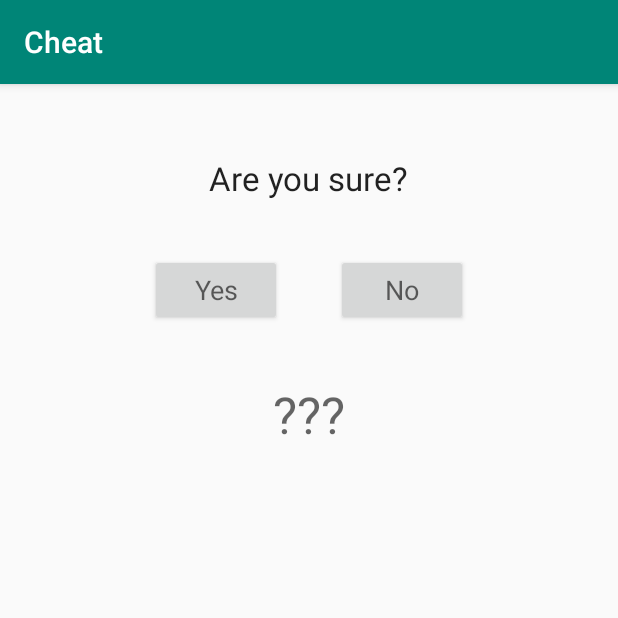
After one commit to palmer0/BasicQuiz-Lab1, an Android app: the CheatActivity screen opened directly, with no data from a screen before it, on a phone screen of 412 x 824 dp, the top half of it. The commit adds this screen. Run offline under Robolectric (Android 15) with nearby library versions, the phone set to English and light mode, and no system bars.

```diff
--- /dev/null
+++ b/app/src/main/java/es/ulpgc/eite/da/basicquizlab/CheatActivity.java
@@ -0,0 +1,94 @@
+package es.ulpgc.eite.da.basicquizlab;
+
+import android.os.Bundle;
+import android.widget.Button;
+import android.widget.TextView;
+
+import androidx.appcompat.app.AppCompatActivity;
+
+public class CheatActivity extends AppCompatActivity {
+
+  public static final String TAG = "Quiz.CheatActivity";
+
+  public final static String EXTRA_ANSWER = "EXTRA_ANSWER";
+  public final static String EXTRA_CHEATED = "EXTRA_CHEATED";
+
+  private Button noButton, yesButton;
+  private TextView answerText;
+
+  private int currentAnswer;
+  private boolean answerCheated;
+
+  @Override
+  protected void onCreate(Bundle savedInstanceState) {
+    super.onCreate(savedInstanceState);
+    setContentView(R.layout.activity_cheat);
+
+    getSupportActionBar().setTitle(R.string.cheat_title);
+
+    /*
+    initLayoutData();
+
+    linkLayoutComponents();
+    enableLayoutButtons();
+    */
+  }
+
+  /*
+  private void initLayoutData() {
+    currentAnswer = getIntent().getExtras().getInt(EXTRA_ANSWER);
+  }
+
+  private void linkLayoutComponents() {
+    noButton = findViewById(R.id.noButton);
+    yesButton = findViewById(R.id.yesButton);
+
+    answerText = findViewById(R.id.answerText);
+  }
+
+  private void enableLayoutButtons() {
+
+    noButton.setOnClickListener(v -> onNoButtonClicked());
+    yesButton.setOnClickListener(v -> onYesButtonClicked());
+  }
+
+  private void returnCheatedStatus() {
+    Log.d(TAG, "returnCheatedStatus()");
+    Log.d(TAG, "answerCheated: " + answerCheated);
+
+    Intent intent = new Intent();
+    intent.putExtra(EXTRA_CHEATED, answerCheated);
+    setResult(RESULT_OK, intent);
+
+    finish();
+  }
+
+  @Override
+  public void onBackPressed() {
+    Log.d(TAG, "onBackPressed()");
+
+    returnCheatedStatus();
+  }
+
+
+  private void onYesButtonClicked() {
+    yesButton.setEnabled(false);
+    noButton.setEnabled(false);
+    answerCheated = true;
+
+    if(currentAnswer == 0) {
+      answerText.setText(R.string.false_text);
+    } else {
+      answerText.setText(R.string.true_text);
+
+    }
+  }
+
+  private void onNoButtonClicked() {
+    yesButton.setEnabled(false);
+    noButton.setEnabled(false);
+
+    returnCheatedStatus();
+  }
+  */
+}
--- /dev/null
+++ b/app/src/main/res/layout/activity_cheat.xml
@@ -0,0 +1,69 @@
+<?xml version="1.0" encoding="utf-8"?>
+<androidx.constraintlayout.widget.ConstraintLayout
+    xmlns:android="http://schemas.android.com/apk/res/android"
+    xmlns:app="http://schemas.android.com/apk/res-auto"
+    xmlns:tools="http://schemas.android.com/tools"
+    android:layout_width="match_parent"
+    android:layout_height="match_parent"
+    tools:context="es.ulpgc.eite.da.basicquizlab.CheatActivity">
+
+
+
+    <TextView
+        android:id="@+id/warningText"
+        android:layout_width="wrap_content"
+        android:layout_height="wrap_content"
+        android:layout_marginTop="48dp"
+        android:text="@string/warning_text"
+        android:textAppearance="@style/TextAppearance.AppCompat.Large"
+        app:layout_constraintEnd_toEndOf="parent"
+        app:layout_constraintStart_toStartOf="parent"
+        app:layout_constraintTop_toTopOf="parent"
+        tools:text="Warning" />
+
+    <LinearLayout
+        android:id="@+id/linearLayout"
+        android:layout_width="wrap_content"
+        android:layout_height="wrap_content"
+        android:layout_marginTop="36dp"
+        android:orientation="horizontal"
+        app:layout_constraintEnd_toEndOf="parent"
+        app:layout_constraintStart_toStartOf="parent"
+        app:layout_constraintTop_toBottomOf="@+id/warningText">
+
+        <Button
+            android:id="@+id/yesButton"
+            android:layout_width="wrap_content"
+            android:layout_height="wrap_content"
+            android:text="@string/yes_button_text"
+            android:textAppearance="@style/TextAppearance.AppCompat.Medium" />
+
+        <Space
+            android:layout_width="36dp"
+            android:layout_height="wrap_content"
+            android:layout_weight="1" />
+
+        <Button
+            android:id="@+id/noButton"
+            android:layout_width="wrap_content"
+            android:layout_height="wrap_content"
+            android:text="@string/no_button_text"
+            android:textAppearance="@style/TextAppearance.AppCompat.Medium" />
+    </LinearLayout>
+
+    <TextView
+        android:id="@+id/answerText"
+        android:layout_width="wrap_content"
+        android:layout_height="wrap_content"
+        android:layout_marginTop="36dp"
+        android:text="@string/empty_text"
+        android:textAppearance="@style/TextAppearance.AppCompat.Display1"
+        app:layout_constraintEnd_toEndOf="parent"
+        app:layout_constraintStart_toStartOf="parent"
+        app:layout_constraintTop_toBottomOf="@+id/linearLayout"
+        tools:text="Answer" />
+
+
+
+
+</androidx.constraintlayout.widget.ConstraintLayout>
--- a/app/src/main/res/layout/activity_main.xml
+++ b/app/src/main/res/layout/activity_question.xml
@@ -5,7 +5,7 @@
     xmlns:tools="http://schemas.android.com/tools"
     android:layout_width="match_parent"
     android:layout_height="match_parent"
-    tools:context=".MainActivity">
+    tools:context=".QuestionActivity">
 
     <TextView
         android:id="@+id/questionText"
@@ -88,7 +88,6 @@
 
         <Button
             android:id="@+id/cheatButton"
-            android:visibility="gone"
             android:layout_width="wrap_content"
             android:layout_height="wrap_content"
             android:text="@string/cheat_button_text"
--- a/app/src/main/res/values/strings.xml
+++ b/app/src/main/res/values/strings.xml
@@ -7,12 +7,18 @@
 
     <string name="true_button_text">True</string>
     <string name="false_button_text">False</string>
-    <string name="empty_text">\???</string>
-    <string name="correct_text">Correct</string>
-    <string name="incorrect_text">Incorrect</string>
     <string name="next_button_text">Next</string>
     <string name="cheat_button_text">Cheat</string>
 
+    <string name="warning_text">Are you sure?</string>
+    <string name="correct_text">Correct</string>
+    <string name="incorrect_text">Incorrect</string>
+
+    <string name="empty_text">\???</string>
+    <string name="no_button_text">No</string>
+    <string name="yes_button_text">Yes</string>
+    <string name="false_text">False</string>
+    <string name="true_text">True</string>
 
     <string-array name="question_array">
         <item>Question #1: True</item>
```
Also changed, not shown: app/src/main/AndroidManifest.xml (+8 -4 lines), app/src/main/java/es/ulpgc/eite/da/basicquizlab/QuestionActivity.java (renamed from app/src/main/java/es/ulpgc/eite/da/basicquizlab/MainActivity.java, +25 -5 lines), 2 other files.
